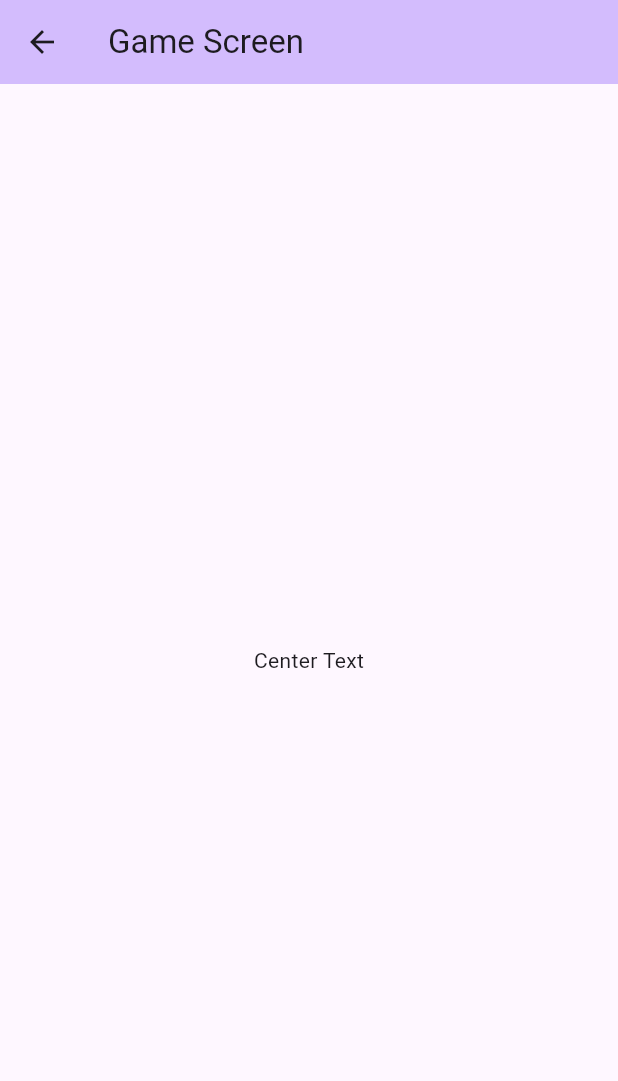
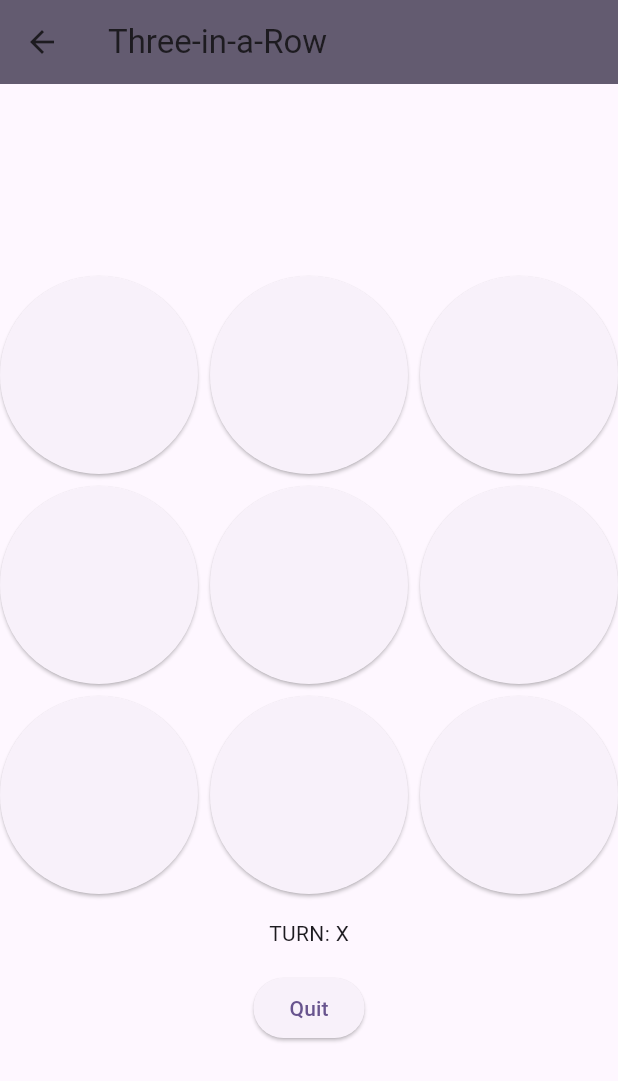
Before and after one commit to farukomer58/Three-in-a-Row-Flutter, a Flutter app: the GameScreen screen opened by its route, on a phone screen of 412 x 824 dp. Shown: the top 1081 px of the screen. Run offline on Flutter 3.47's test engine with Material 2 defaults, Android fonts, the phone set to English and light mode, and no system bars.

Commit message:
Game win logic added

```diff
--- a/lib/main.dart
+++ b/lib/main.dart
@@ -35,7 +35,8 @@ class MyApp extends StatelessWidget {
       ),
       home: const HomeScreen(),
       routes: {
-        GameScreen.routeName: (context) => GameScreen(),
+        HomeScreen.routeName: (context) => const HomeScreen(),
+        GameScreen.routeName: (context) => const GameScreen(),
       },
     );
   }
--- a/lib/screens/game_screen.dart
+++ b/lib/screens/game_screen.dart
@@ -1,24 +1,155 @@
+import 'dart:math';
+
 import 'package:flutter/material.dart';
+import 'package:three_in_a_row/screens/home_screen.dart';
 
 class GameScreen extends StatefulWidget {
-
   static const routeName = "/game_screen";
 
-  const GameScreen({super.key});
+  const GameScreen({Key? key}) : super(key: key);
 
   @override
   State<GameScreen> createState() => _GameScreenState();
 }
 
 class _GameScreenState extends State<GameScreen> {
+  late String playerTurn; // Current player's turn
+  var gameBoard = List<String>.generate(9, (index) => '',
+      growable: false); // Represents the game board
+
+  @override
+  void initState() {
+    super.initState();
+    // Randomly determine the starting player
+    playerTurn = (Random().nextInt(2) == 0) ? "X" : "O";
+  }
+
+  // Show a dialog to indicate game result and options
+  void showFinalDialog(context) {
+    showDialog(
+      context: context,
+      builder: (context) => AlertDialog(
+        title: Text("GAME FINISHED"),
+        content: Text("THE WINNER IS PLAYER: $playerTurn"),
+        actions: <Widget>[
+          TextButton(
+            style: TextButton.styleFrom(
+              textStyle: Theme.of(context).textTheme.headline6,
+            ),
+            child: const Text('Go to Menu'),
+            onPressed: () {
+              Navigator.of(context).pushReplacementNamed(HomeScreen.routeName);
+            },
+          ),
+          TextButton(
+            style: TextButton.styleFrom(
+              textStyle: Theme.of(context).textTheme.headline6,
+            ),
+            child: const Text('Restart'),
+            onPressed: () {
+              Navigator.of(context).pushReplacementNamed(GameScreen.routeName);
+            },
+          ),
+        ],
+      ),
+    );
+  }
+
+  // Check for a horizontal win
+  bool checkHorizontalWin() {
+    for (int row = 0; row < 3; row++) {
+      if (gameBoard[row * 3] != '' &&
+          gameBoard[row * 3] == gameBoard[row * 3 + 1] &&
+          gameBoard[row * 3 + 1] == gameBoard[row * 3 + 2]) {
+        return true;
+      }
+    }
+    return false;
+  }
+
+  // Check for a vertical win
+  bool checkVerticalWin() {
+    for (int col = 0; col < 3; col++) {
+      if (gameBoard[col] != '' &&
+          gameBoard[col] == gameBoard[col + 3] &&
+          gameBoard[col + 3] == gameBoard[col + 6]) {
+        return true;
+      }
+    }
+    return false;
+  }
+
+  // Check for a diagonal win
+  bool checkDiagonalWin() {
+    if (gameBoard[0] != '' &&
+        gameBoard[0] == gameBoard[4] &&
+        gameBoard[4] == gameBoard[8]) {
+      return true;
+    }
+
+    if (gameBoard[2] != '' &&
+        gameBoard[2] == gameBoard[4] &&
+        gameBoard[4] == gameBoard[6]) {
+      return true;
+    }
+
+    return false;
+  }
+
+  // Handle button press
+  void handleButtonPress(int index) {
+    setState(() {
+      gameBoard[index] = playerTurn;
+    });
+
+    // Check for winning condition
+    if (checkHorizontalWin() || checkVerticalWin() || checkDiagonalWin()) {
+      showFinalDialog(context);
+    } else {
+      // Switch player's turn
+      playerTurn = (playerTurn == "X") ? "O" : "X";
+    }
+  }
+
   @override
   Widget build(BuildContext context) {
     return Scaffold(
       appBar: AppBar(
-        title: const Text("Game Screen"),
-        backgroundColor: Theme.of(context).colorScheme.inversePrimary,
+        title: const Text("Three-in-a-Row"),
+        backgroundColor: Theme.of(context).colorScheme.secondary,
       ),
-      body: Center(child: Text("Center Text")),
+      body: Center(
+        child: Column(
+          mainAxisAlignment: MainAxisAlignment.center,
+          children: [
+            GridView.builder(
+              gridDelegate: const SliverGridDelegateWithFixedCrossAxisCount(
+                crossAxisCount: 3,
+                crossAxisSpacing: 8,
+                mainAxisSpacing: 8,
+              ),
+              shrinkWrap: true,
+              itemCount: 9,
+              itemBuilder: (context, index) {
+                return ElevatedButton(
+                  onPressed: () => handleButtonPress(index),
+                  child: Text(gameBoard[index]),
+                );
+              },
+            ),
+            const SizedBox(height: 16),
+            Text("TURN: $playerTurn"),
+            const SizedBox(height: 16),
+            ElevatedButton(
+              onPressed: () {
+                // Handle Quit button tap
+                // Implement logic for quitting the game
+              },
+              child: const Text("Quit"),
+            ),
+          ],
+        ),
+      ),
     );
   }
 }
```
Also changed, not shown: lib/screens/home_screen.dart (+6 -2 lines).
